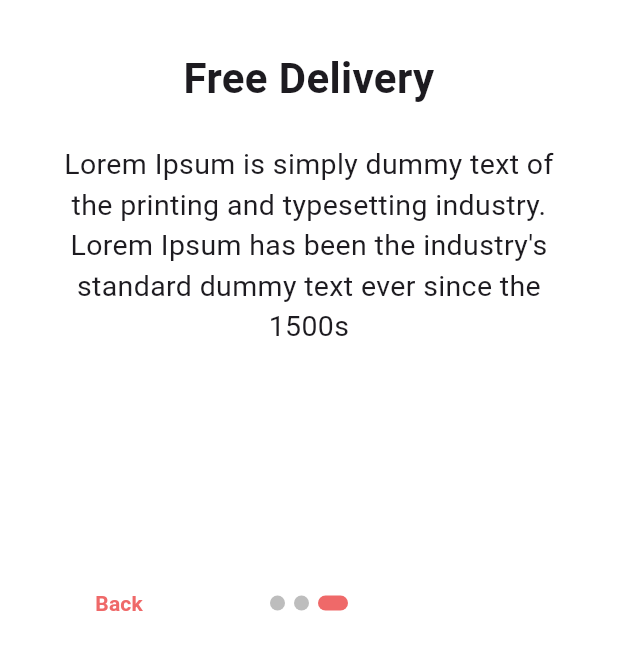
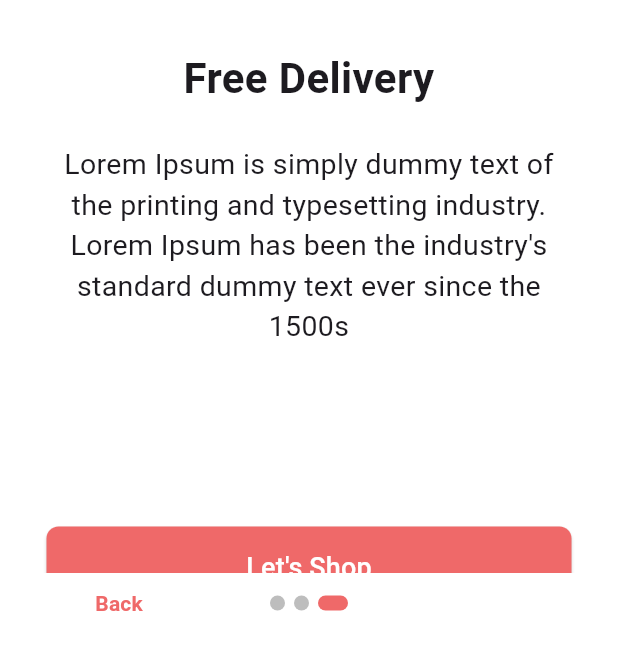
Before and after one commit to Isuru49/Flutter_Ecommerce_Shopping_UI, a Flutter app: the screen it shows after launch, swiped to page 3, on a phone screen of 412 x 824 dp, the part 573-1236 px from its top. Run offline on Flutter 3.47's test engine with Material 3 defaults, Android fonts, the light colour scheme and no system bars; drawn by our look-alikes of introduction_screen.

Commit message:
update onboard screen

```diff
--- a/flutter_ecommerce_shopping_ui/lib/screen/onboarding_screen.dart
+++ b/flutter_ecommerce_shopping_ui/lib/screen/onboarding_screen.dart
@@ -1,4 +1,5 @@
 import 'package:flutter/material.dart';
+import 'package:flutter_ecommerce_shopping_ui/screen/home_screen.dart';
 import 'package:introduction_screen/introduction_screen.dart';
 
 class OnboardingScreen extends StatelessWidget {
@@ -7,43 +8,78 @@ class OnboardingScreen extends StatelessWidget {
   @override
   Widget build(BuildContext context) {
     final pageDecoration = PageDecoration(
-      titleTextStyle: TextStyle(fontSize: 28, fontWeight: FontWeight.w700
-      ),
+        titleTextStyle: TextStyle(fontSize: 28, fontWeight: FontWeight.w700),
         bodyTextStyle: TextStyle(fontSize: 19),
         bodyPadding: EdgeInsets.fromLTRB(16, 0, 16, 16),
         pageColor: Colors.white,
-      imagePadding: EdgeInsets.zero
-    );
+        imagePadding: EdgeInsets.zero);
     return IntroductionScreen(
       key: introKey,
       globalBackgroundColor: Colors.white,
       pages: [
         PageViewModel(
           title: "Shop Now",
-          body: "Lorem Ipsum is simply dummy text of the printing and typesetting industry. Lorem Ipsum has been the industry's standard dummy text ever since the 1500s",
-          image: Image.asset("images/splash1.png", width: 200,),
+          body:
+              "Lorem Ipsum is simply dummy text of the printing and typesetting industry. Lorem Ipsum has been the industry's standard dummy text ever since the 1500s",
+          image: Image.asset(
+            "images/splash1.png",
+            width: 200,
+          ),
         ),
         PageViewModel(
           title: "Big Discount",
-          body: "Lorem Ipsum is simply dummy text of the printing and typesetting industry. Lorem Ipsum has been the industry's standard dummy text ever since the 1500s",
-          image: Image.asset("images/splash2.png", width: 200,),
+          body:
+              "Lorem Ipsum is simply dummy text of the printing and typesetting industry. Lorem Ipsum has been the industry's standard dummy text ever since the 1500s",
+          image: Image.asset(
+            "images/splash2.png",
+            width: 200,
+          ),
         ),
         PageViewModel(
           title: "Free Delivery",
-          body: "Lorem Ipsum is simply dummy text of the printing and typesetting industry. Lorem Ipsum has been the industry's standard dummy text ever since the 1500s",
-          image: Image.asset("images/splash3.png", width: 200,),
-
+          body:
+              "Lorem Ipsum is simply dummy text of the printing and typesetting industry. Lorem Ipsum has been the industry's standard dummy text ever since the 1500s",
+          image: Image.asset(
+            "images/splash3.png",
+            width: 200,
+          ),
           decoration: pageDecoration,
-        )
+          footer: Padding(
+            padding: EdgeInsets.only(left: 15, right: 15, top: 80),
+            child: ElevatedButton(
+              onPressed: () {
+                Navigator.push(
+                    context,
+                    MaterialPageRoute(
+                      builder: (context) => HomeScreen(),
+                    ));
+              },
+              child: Text(
+                "Let's Shop",
+                style: TextStyle(fontSize: 18, color: Colors.white),
+              ),
+              style: ElevatedButton.styleFrom(
+                minimumSize: Size.fromHeight(55),
+                backgroundColor: Color(0xFFEF6969),
+                shape: RoundedRectangleBorder(
+                  borderRadius: BorderRadius.circular(8),
+                ),
+              ),
+            ),
+          ),
+        ),
       ],
-
       showSkipButton: false,
       showDoneButton: false,
       showBackButton: true,
-      back: Text("Back" , style: TextStyle(
-        fontWeight: FontWeight.w600,
-        color: Color(0xFFEF6969)
-      ),),
+      back: Text(
+        "Back",
+        style: TextStyle(fontWeight: FontWeight.w600, color: Color(0xFFEF6969)),
+      ),
+      next: Text(
+        "Next",
+        style: TextStyle(fontWeight: FontWeight.w600, color: Color(0xFFEF6969)),
+      ),
       onDone: () {},
       onSkip: () {},
       dotsDecorator: DotsDecorator(
@@ -52,12 +88,8 @@ class OnboardingScreen extends StatelessWidget {
           activeColor: Color(0xFFEF6969),
           color: Colors.black26,
           spacing: EdgeInsets.symmetric(horizontal: 3),
-        activeShape: RoundedRectangleBorder(
-          borderRadius: BorderRadius.circular(25)
-        )
-      ),
-
-
+          activeShape:
+              RoundedRectangleBorder(borderRadius: BorderRadius.circular(25))),
     );
   }
 }
```
Lines whose indentation alone changed are shown as unchanged.
